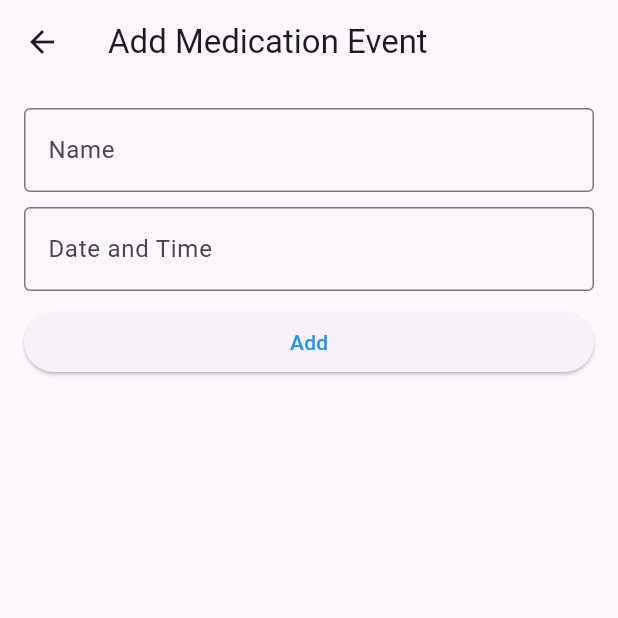
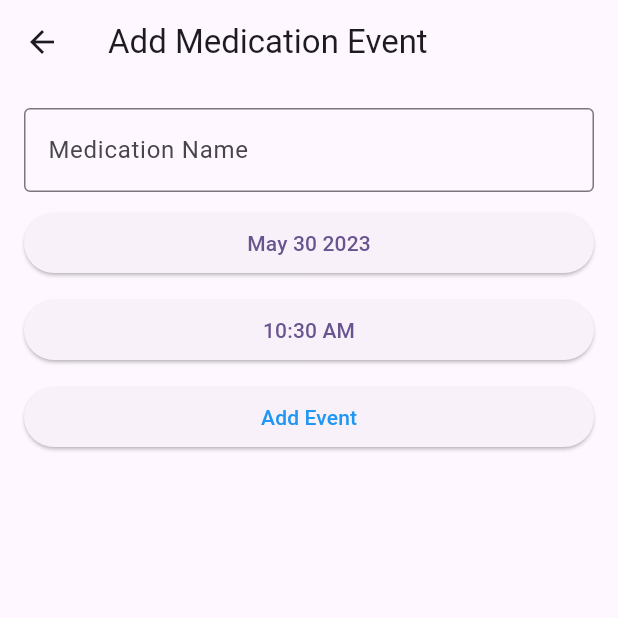
Before and after one commit to gthompson333/medication_events, a Flutter app: the screen it shows after launch, after a tap on the "add" icon, on a phone screen of 412 x 824 dp, the top half of it. Run offline on Flutter 3.47's test engine with Material 2 defaults, Android fonts, the phone set to English and light mode, and no system bars.

Commit message:
Added date and time picker controls to Add Event screen.

```diff
--- a/lib/ui/screens/add_event_screen.dart
+++ b/lib/ui/screens/add_event_screen.dart
@@ -1,10 +1,13 @@
 import 'package:flutter/material.dart';
+import 'package:intl/intl.dart';
 import 'package:medication_events/business_logic/view_models/medication_events_vm.dart';
 
 class AddEventScreen extends StatefulWidget {
-  const AddEventScreen({super.key, required this.onCreate});
+  AddEventScreen({super.key, required this.onCreate});
 
   final Function(MedicationEventVM) onCreate;
+  final DateFormat prettyDateFormat = DateFormat('MMMM dd yyyy');
+  final DateFormat utcDateFormat = DateFormat('yyyy-MM-ddTHH:mm:ss.mmmZ');
 
   @override
   AddEventScreenState createState() => AddEventScreenState();
@@ -12,7 +15,34 @@ class AddEventScreen extends StatefulWidget {
 
 class AddEventScreenState extends State<AddEventScreen> {
   String _name = '';
-  String _datetime = '';
+  DateTime _eventDate = DateTime.now();
+  TimeOfDay _eventTime = TimeOfDay.now();
+
+  Future<void> _selectDate(BuildContext context) async {
+    final DateTime? pickedDate = await showDatePicker(
+      context: context,
+      initialDate: DateTime.now(),
+      firstDate: DateTime(2000),
+      lastDate: DateTime.now(),
+    );
+
+    if (pickedDate != null) {
+      setState(() {
+        _eventDate = pickedDate;
+      });
+    }
+  }
+
+  Future<void> _selectTime(BuildContext context) async {
+    final TimeOfDay? pickedTime =
+        await showTimePicker(context: context, initialTime: TimeOfDay.now());
+
+    if (pickedTime != null) {
+      setState(() {
+        _eventTime = pickedTime;
+      });
+    }
+  }
 
   @override
   Widget build(BuildContext context) {
@@ -29,7 +59,11 @@ class AddEventScreenState extends State<AddEventScreen> {
             const SizedBox(
               height: 10.0,
             ),
-            timestampTextField(),
+            datePicker(),
+            const SizedBox(
+              height: 10.0,
+            ),
+            timePicker(),
             const SizedBox(
               height: 10.0,
             ),
@@ -40,12 +74,11 @@ class AddEventScreenState extends State<AddEventScreen> {
     );
   }
 
-  TextField nameTextField() {
+  Widget nameTextField() {
     return TextField(
       decoration: const InputDecoration(
         border: OutlineInputBorder(),
         hintText: "Medication Name",
-        labelText: "Name",
       ),
       onChanged: (value) {
         _name = value;
@@ -53,28 +86,33 @@ class AddEventScreenState extends State<AddEventScreen> {
     );
   }
 
-  TextField timestampTextField() {
-    return TextField(
-      decoration: const InputDecoration(
-        border: OutlineInputBorder(),
-        hintText: "Date and Time",
-        labelText: "Date and Time",
-      ),
-      onChanged: (value) {
-        _datetime = value;
-      },
+  Widget datePicker() {
+    return ElevatedButton(
+      onPressed: () => _selectDate(context),
+      child: Text(widget.prettyDateFormat.format(_eventDate)),
     );
   }
 
-  ElevatedButton submitButton() {
+  Widget timePicker() {
+    return ElevatedButton(
+      onPressed: () => _selectTime(context),
+      child: Text(_eventTime.format(context)),
+    );
+  }
+
+  Widget submitButton() {
     return ElevatedButton(
       onPressed: () {
-        widget.onCreate(
-            MedicationEventVM(name: _name, type: '', datetime: _datetime));
+        DateTime combinedDateTime = _eventDate.copyWith(
+            hour: _eventTime.hour, minute: _eventTime.minute).toUtc();
+        widget.onCreate(MedicationEventVM(
+            name: _name,
+            type: '',
+            datetime: widget.utcDateFormat.format(combinedDateTime)));
         Navigator.of(context).pop();
       },
       child: const Text(
-        "Add",
+        "Add Event",
         style: TextStyle(color: Colors.blue),
       ),
     );
```
